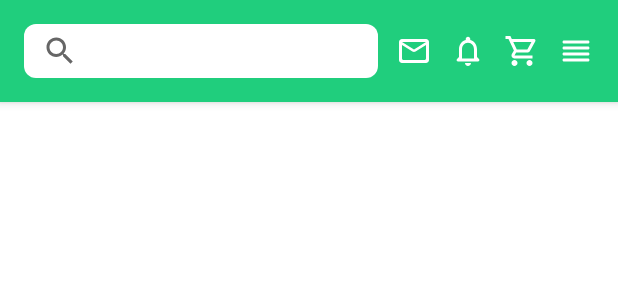
After one commit to wiryadev/TokopediaHomepage, an Android app: the layout app_bar_home.xml on its own in the app's theme, with its tools: preview values and no code run, on a phone screen of 412 x 824 dp. The commit adds this screen. Shown: the top 300 px of the screen. Run offline under Robolectric (Android 15) with nearby library versions, the phone set to English and light mode, and no system bars.

Commit message:
add AppBar UI

```diff
--- a/app/src/main/res/drawable/ic_notifications_black_24dp.xml
+++ /dev/null
@@ -1,9 +0,0 @@
-<vector xmlns:android="http://schemas.android.com/apk/res/android"
-    android:width="24dp"
-    android:height="24dp"
-    android:viewportWidth="24.0"
-    android:viewportHeight="24.0">
-    <path
-        android:fillColor="#FF000000"
-        android:pathData="M12,22c1.1,0 2,-0.9 2,-2h-4c0,1.1 0.89,2 2,2zM18,16v-5c0,-3.07 -1.64,-5.64 -4.5,-6.32L13.5,4c0,-0.83 -0.67,-1.5 -1.5,-1.5s-1.5,0.67 -1.5,1.5v0.68C7.63,5.36 6,7.92 6,11v5l-2,2v1h16v-1l-2,-2z" />
-</vector>
--- /dev/null
+++ b/app/src/main/res/drawable/ic_outline_shopping_cart_24.xml
@@ -0,0 +1,10 @@
+<vector xmlns:android="http://schemas.android.com/apk/res/android"
+    android:width="24dp"
+    android:height="24dp"
+    android:viewportWidth="24"
+    android:viewportHeight="24"
+    android:tint="?attr/colorControlNormal">
+  <path
+      android:fillColor="@android:color/white"
+      android:pathData="M15.55,13c0.75,0 1.41,-0.41 1.75,-1.03l3.58,-6.49c0.37,-0.66 -0.11,-1.48 -0.87,-1.48L5.21,4l-0.94,-2L1,2v2h2l3.6,7.59 -1.35,2.44C4.52,15.37 5.48,17 7,17h12v-2L7,15l1.1,-2h7.45zM6.16,6h12.15l-2.76,5L8.53,11L6.16,6zM7,18c-1.1,0 -1.99,0.9 -1.99,2S5.9,22 7,22s2,-0.9 2,-2 -0.9,-2 -2,-2zM17,18c-1.1,0 -1.99,0.9 -1.99,2s0.89,2 1.99,2 2,-0.9 2,-2 -0.9,-2 -2,-2z"/>
+</vector>
--- /dev/null
+++ b/app/src/main/res/drawable/ic_round_mail_outline_24.xml
@@ -0,0 +1,10 @@
+<vector xmlns:android="http://schemas.android.com/apk/res/android"
+    android:width="24dp"
+    android:height="24dp"
+    android:viewportWidth="24"
+    android:viewportHeight="24"
+    android:tint="?attr/colorControlNormal">
+  <path
+      android:fillColor="@android:color/white"
+      android:pathData="M20,4L4,4c-1.1,0 -1.99,0.9 -1.99,2L2,18c0,1.1 0.9,2 2,2h16c1.1,0 2,-0.9 2,-2L22,6c0,-1.1 -0.9,-2 -2,-2zM19,18L5,18c-0.55,0 -1,-0.45 -1,-1L4,8l6.94,4.34c0.65,0.41 1.47,0.41 2.12,0L20,8v9c0,0.55 -0.45,1 -1,1zM12,11L4,6h16l-8,5z"/>
+</vector>
--- /dev/null
+++ b/app/src/main/res/drawable/ic_round_notifications_none_24.xml
@@ -0,0 +1,10 @@
+<vector xmlns:android="http://schemas.android.com/apk/res/android"
+    android:width="24dp"
+    android:height="24dp"
+    android:viewportWidth="24"
+    android:viewportHeight="24"
+    android:tint="?attr/colorControlNormal">
+  <path
+      android:fillColor="@android:color/white"
+      android:pathData="M19.29,17.29L18,16v-5c0,-3.07 -1.64,-5.64 -4.5,-6.32L13.5,4c0,-0.83 -0.67,-1.5 -1.5,-1.5s-1.5,0.67 -1.5,1.5v0.68C7.63,5.36 6,7.92 6,11v5l-1.29,1.29c-0.63,0.63 -0.19,1.71 0.7,1.71h13.17c0.9,0 1.34,-1.08 0.71,-1.71zM16,17L8,17v-6c0,-2.48 1.51,-4.5 4,-4.5s4,2.02 4,4.5v6zM12,22c1.1,0 2,-0.9 2,-2h-4c0,1.1 0.89,2 2,2z"/>
+</vector>
--- /dev/null
+++ b/app/src/main/res/drawable/ic_round_reorder_24.xml
@@ -0,0 +1,10 @@
+<vector xmlns:android="http://schemas.android.com/apk/res/android"
+    android:width="24dp"
+    android:height="24dp"
+    android:viewportWidth="24"
+    android:viewportHeight="24"
+    android:tint="?attr/colorControlNormal">
+  <path
+      android:fillColor="@android:color/white"
+      android:pathData="M4,15h16c0.55,0 1,-0.45 1,-1s-0.45,-1 -1,-1L4,13c-0.55,0 -1,0.45 -1,1s0.45,1 1,1zM4,19h16c0.55,0 1,-0.45 1,-1s-0.45,-1 -1,-1L4,17c-0.55,0 -1,0.45 -1,1s0.45,1 1,1zM4,11h16c0.55,0 1,-0.45 1,-1s-0.45,-1 -1,-1L4,9c-0.55,0 -1,0.45 -1,1s0.45,1 1,1zM3,6c0,0.55 0.45,1 1,1h16c0.55,0 1,-0.45 1,-1s-0.45,-1 -1,-1L4,5c-0.55,0 -1,0.45 -1,1z"/>
+</vector>
--- /dev/null
+++ b/app/src/main/res/drawable/searchview_shape.xml
@@ -0,0 +1,7 @@
+<?xml version="1.0" encoding="utf-8"?>
+<shape xmlns:android="http://schemas.android.com/apk/res/android">
+
+    <solid android:color="@color/white" />
+    <corners android:radius="@dimen/small_corner_radius" />
+
+</shape>
--- /dev/null
+++ b/app/src/main/res/layout/app_bar_home.xml
@@ -0,0 +1,71 @@
+<?xml version="1.0" encoding="utf-8"?>
+<com.google.android.material.appbar.AppBarLayout xmlns:android="http://schemas.android.com/apk/res/android"
+    xmlns:app="http://schemas.android.com/apk/res-auto"
+    android:layout_width="match_parent"
+    android:layout_height="wrap_content">
+
+    <androidx.constraintlayout.widget.ConstraintLayout
+        android:layout_width="match_parent"
+        android:layout_height="wrap_content"
+        android:background="@color/green_200"
+        android:padding="16dp">
+
+        <SearchView
+            android:id="@+id/search_view"
+            android:layout_width="0dp"
+            android:layout_height="36dp"
+            android:layout_marginEnd="12dp"
+            android:background="@drawable/searchview_shape"
+            app:layout_constraintEnd_toStartOf="@+id/btn_inbox"
+            app:layout_constraintStart_toStartOf="parent"
+            app:layout_constraintTop_toTopOf="parent" />
+
+        <androidx.appcompat.widget.AppCompatImageButton
+            android:id="@+id/btn_menu"
+            android:layout_width="wrap_content"
+            android:layout_height="wrap_content"
+            android:background="@null"
+            app:layout_constraintBottom_toBottomOf="parent"
+            app:layout_constraintEnd_toEndOf="parent"
+            app:layout_constraintTop_toTopOf="parent"
+            app:srcCompat="@drawable/ic_round_reorder_24"
+            app:tint="@color/white" />
+
+        <androidx.appcompat.widget.AppCompatImageButton
+            android:id="@+id/btn_cart"
+            android:layout_width="wrap_content"
+            android:layout_height="wrap_content"
+            android:layout_marginEnd="12dp"
+            android:background="@null"
+            app:layout_constraintBottom_toBottomOf="parent"
+            app:layout_constraintEnd_toStartOf="@+id/btn_menu"
+            app:layout_constraintTop_toTopOf="parent"
+            app:srcCompat="@drawable/ic_outline_shopping_cart_24"
+            app:tint="@color/white" />
+
+        <androidx.appcompat.widget.AppCompatImageButton
+            android:id="@+id/btn_notification"
+            android:layout_width="wrap_content"
+            android:layout_height="wrap_content"
+            android:layout_marginEnd="12dp"
+            android:background="@null"
+            app:layout_constraintBottom_toBottomOf="parent"
+            app:layout_constraintEnd_toStartOf="@+id/btn_cart"
+            app:layout_constraintTop_toTopOf="parent"
+            app:srcCompat="@drawable/ic_round_notifications_none_24"
+            app:tint="@color/white" />
+
+        <androidx.appcompat.widget.AppCompatImageButton
+            android:id="@+id/btn_inbox"
+            android:layout_width="wrap_content"
+            android:layout_height="wrap_content"
+            android:layout_marginEnd="12dp"
+            android:background="@null"
+            app:layout_constraintBottom_toBottomOf="parent"
+            app:layout_constraintEnd_toStartOf="@+id/btn_notification"
+            app:layout_constraintTop_toTopOf="parent"
+            app:srcCompat="@drawable/ic_round_mail_outline_24"
+            app:tint="@color/white" />
+
+    </androidx.constraintlayout.widget.ConstraintLayout>
+</com.google.android.material.appbar.AppBarLayout>
--- a/app/src/main/res/layout/fragment_home.xml
+++ b/app/src/main/res/layout/fragment_home.xml
@@ -1,22 +1,19 @@
 <?xml version="1.0" encoding="utf-8"?>
-<androidx.constraintlayout.widget.ConstraintLayout xmlns:android="http://schemas.android.com/apk/res/android"
+<androidx.coordinatorlayout.widget.CoordinatorLayout xmlns:android="http://schemas.android.com/apk/res/android"
     xmlns:app="http://schemas.android.com/apk/res-auto"
     xmlns:tools="http://schemas.android.com/tools"
     android:layout_width="match_parent"
     android:layout_height="match_parent"
     tools:context=".ui.home.HomeFragment">
 
-    <TextView
-        android:id="@+id/text_home"
+    <include
+        android:id="@+id/app_bar_detail"
+        layout="@layout/app_bar_home" />
+
+    <androidx.constraintlayout.widget.ConstraintLayout
         android:layout_width="match_parent"
-        android:layout_height="wrap_content"
-        android:layout_marginStart="8dp"
-        android:layout_marginTop="8dp"
-        android:layout_marginEnd="8dp"
-        android:textAlignment="center"
-        android:textSize="20sp"
-        app:layout_constraintBottom_toBottomOf="parent"
-        app:layout_constraintEnd_toEndOf="parent"
-        app:layout_constraintStart_toStartOf="parent"
-        app:layout_constraintTop_toTopOf="parent" />
-</androidx.constraintlayout.widget.ConstraintLayout>
+        android:layout_height="wrap_content">
+
+    </androidx.constraintlayout.widget.ConstraintLayout>
+
+</androidx.coordinatorlayout.widget.CoordinatorLayout>
--- a/app/src/main/res/navigation/mobile_navigation.xml
+++ b/app/src/main/res/navigation/mobile_navigation.xml
@@ -15,13 +15,13 @@
         android:id="@+id/navigation_feed"
         android:name="com.wiryadev.tokopediahomepage.ui.feed.FeedFragment"
         android:label="@string/title_feed"
-        tools:layout="@layout/fragment_dashboard" />
+        tools:layout="@layout/fragment_feed" />
 
     <fragment
         android:id="@+id/navigation_official_store"
         android:name="com.wiryadev.tokopediahomepage.ui.official_store.OfficialStoreFragment"
         android:label="@string/title_official_store"
-        tools:layout="@layout/fragment_notifications" />
+        tools:layout="@layout/fragment_official_store" />
     <fragment
         android:id="@+id/navigation_wishlist"
         android:name="com.wiryadev.tokopediahomepage.ui.wishlist.WishlistFragment"
--- a/app/src/main/res/values/dimens.xml
+++ b/app/src/main/res/values/dimens.xml
@@ -2,4 +2,6 @@
     <!-- Default screen margins, per the Android Design guidelines. -->
     <dimen name="activity_horizontal_margin">16dp</dimen>
     <dimen name="activity_vertical_margin">16dp</dimen>
+    <dimen name="default_corner_radius">12dp</dimen>
+    <dimen name="small_corner_radius">8dp</dimen>
 </resources>
```
Also changed, not shown: app/src/main/res/layout/fragment_feed.xml (renamed from app/src/main/res/layout/fragment_dashboard.xml), app/src/main/res/layout/fragment_official_store.xml (renamed from app/src/main/res/layout/fragment_notifications.xml).
